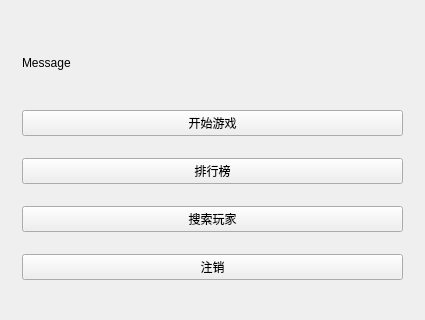
JmPotato/Word_Breaker, file client/mainwindow.ui: the form before one commit.
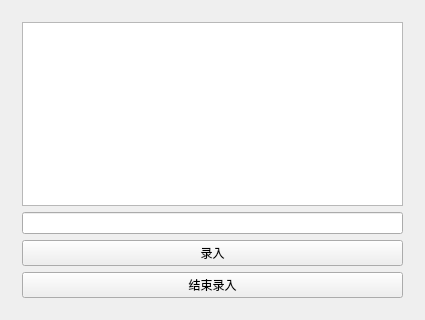
The form after the commit.

Patch:
```diff
--- a/client/mainwindow.ui
+++ b/client/mainwindow.ui
@@ -15,10 +15,10 @@
   </property>
   <widget class="QWidget" name="centralWidget">
    <layout class="QGridLayout" name="gridLayout_4">
-    <item row="0" column="1">
+    <item row="1" column="1">
      <widget class="QStackedWidget" name="stackedWidget">
       <property name="currentIndex">
-       <number>2</number>
+       <number>3</number>
       </property>
       <widget class="QWidget" name="signup">
        <layout class="QGridLayout" name="gridLayout">
@@ -196,6 +196,54 @@
         </item>
        </layout>
       </widget>
+      <widget class="QWidget" name="maker">
+       <layout class="QGridLayout" name="gridLayout_5">
+        <item row="1" column="0">
+         <widget class="QLineEdit" name="makerWordEdit"/>
+        </item>
+        <item row="0" column="0">
+         <widget class="QListWidget" name="wordList"/>
+        </item>
+        <item row="2" column="0">
+         <widget class="QPushButton" name="submitButton">
+          <property name="text">
+           <string>录入</string>
+          </property>
+         </widget>
+        </item>
+        <item row="3" column="0">
+         <widget class="QPushButton" name="makerEndButton">
+          <property name="text">
+           <string>结束录入</string>
+          </property>
+         </widget>
+        </item>
+       </layout>
+      </widget>
+      <widget class="QWidget" name="breaker">
+       <layout class="QGridLayout" name="gridLayout_3">
+        <item row="0" column="0">
+         <widget class="QTextBrowser" name="wordBrowser"/>
+        </item>
+        <item row="2" column="0">
+         <widget class="QLineEdit" name="breakerWordEdit"/>
+        </item>
+        <item row="5" column="0">
+         <widget class="QPushButton" name="endButton">
+          <property name="text">
+           <string>结束游戏</string>
+          </property>
+         </widget>
+        </item>
+        <item row="1" column="0">
+         <widget class="QProgressBar" name="timerBar">
+          <property name="value">
+           <number>24</number>
+          </property>
+         </widget>
+        </item>
+       </layout>
+      </widget>
      </widget>
     </item>
    </layout>
```
Left out of the diff: 70 changed lines with no effect on the pictures.
